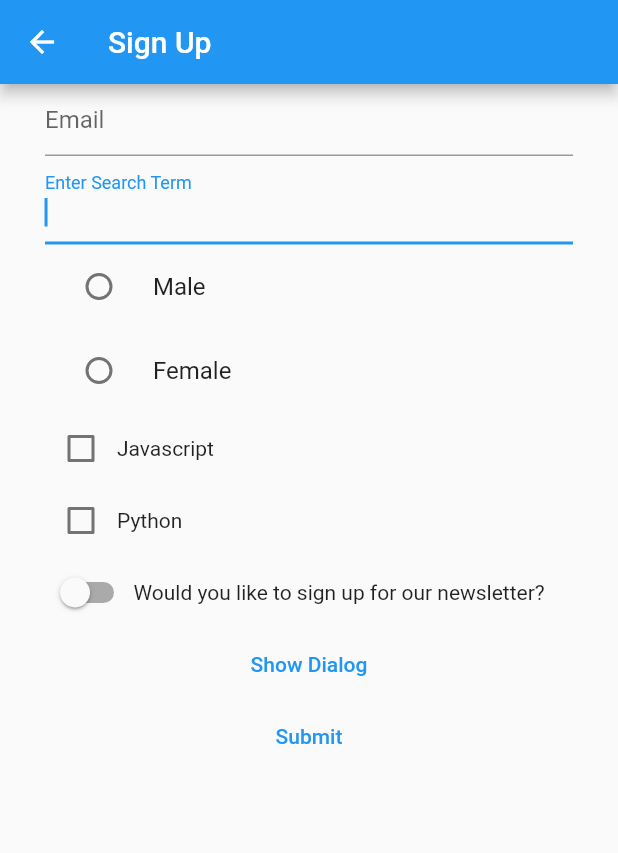
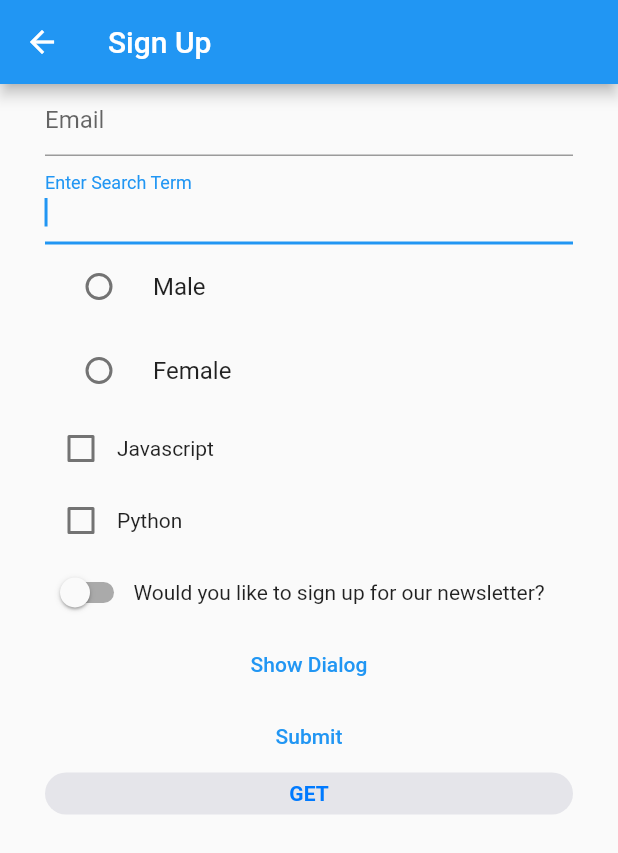
Before and after one commit to YoofiBP/flutter-playground, a Flutter app: the SignUpScreen screen opened by its route, on a phone screen of 412 x 824 dp. Shown: the top 853 px of the screen. Run offline on Flutter 3.47's test engine with Material 2 defaults, Android fonts, the phone set to English and light mode, and no system bars; our stand-ins replace cached_network_image, flutter_redux, flutter_secure_storage, redux; missing offline and left inert: flutter_appauth, redux_logging; accounts and stored records are empty; generated files the repository leaves out were written again.

Commit message:
Added download button

```diff
--- /dev/null
+++ b/lib/views/components/download_button.dart
@@ -0,0 +1,126 @@
+import 'package:flutter/cupertino.dart';
+import 'package:flutter/material.dart';
+
+enum DownloadStatus { notDownloaded, fetchingDownload, downloading, downloaded }
+
+class DownloadButton extends StatefulWidget {
+  const DownloadButton(
+      {Key? key,
+      required this.onDownload,
+      required this.onCancel,
+      required this.onOpen,
+      required this.downloadStatus,
+      this.progress = 0.0,
+      this.transitionDuration = const Duration(milliseconds: 500)})
+      : super(key: key);
+
+  final DownloadStatus downloadStatus;
+  final Duration transitionDuration;
+  final double progress;
+  final VoidCallback onDownload;
+  final VoidCallback onCancel;
+  final VoidCallback onOpen;
+
+  @override
+  _DownloadButtonState createState() => _DownloadButtonState();
+}
+
+class _DownloadButtonState extends State<DownloadButton> {
+  void onPressed() {
+    switch (widget.downloadStatus) {
+      case DownloadStatus.downloaded:
+        widget.onOpen();
+        break;
+      case DownloadStatus.downloading:
+        widget.onCancel();
+        break;
+      case DownloadStatus.fetchingDownload:
+        break;
+      case DownloadStatus.notDownloaded:
+        widget.onDownload();
+        break;
+    }
+  }
+
+  bool get _isDownloading =>
+      widget.downloadStatus == DownloadStatus.downloading;
+
+  bool get _isFetching =>
+      widget.downloadStatus == DownloadStatus.fetchingDownload;
+
+  bool get _isDownloaded => widget.downloadStatus == DownloadStatus.downloaded;
+
+  Widget _buildButtonShape({required Widget child}) => AnimatedContainer(
+        duration: widget.transitionDuration,
+        curve: Curves.ease,
+        width: double.infinity,
+        decoration: _isDownloading || _isFetching
+            ? ShapeDecoration(
+                shape: const CircleBorder(),
+                color: Colors.white.withOpacity(0.0))
+            : ShapeDecoration(
+                shape: StadiumBorder(),
+                color: CupertinoColors.lightBackgroundGray),
+        child: child,
+      );
+
+  Widget _buildText() {
+    final text = _isDownloaded ? 'OPEN' : 'GET';
+    final opacity = _isDownloading || _isFetching ? 0.0 : 1.0;
+
+    return Padding(
+      padding: const EdgeInsets.symmetric(vertical: 6),
+      child: AnimatedOpacity(
+        duration: widget.transitionDuration,
+        opacity: opacity,
+        curve: Curves.ease,
+        child: Text(
+          text,
+          textAlign: TextAlign.center,
+          style: Theme.of(context).textTheme.button?.copyWith(
+              fontWeight: FontWeight.bold, color: CupertinoColors.activeBlue),
+        ),
+      ),
+    );
+  }
+
+  Widget _buildProgressIndicator() => AspectRatio(
+        aspectRatio: 1.0,
+        child: TweenAnimationBuilder<double>(
+          tween: Tween(begin: 0, end: widget.progress),
+          duration: const Duration(milliseconds: 500),
+          builder: (context, progress, child) => CircularProgressIndicator(
+            backgroundColor: _isDownloading
+                ? CupertinoColors.lightBackgroundGray
+                : Colors.white.withOpacity(0),
+            valueColor: AlwaysStoppedAnimation(_isFetching
+                ? CupertinoColors.lightBackgroundGray
+                : CupertinoColors.activeBlue),
+            strokeWidth: 2.0,
+            value: _isFetching ? null : progress,
+          ),
+        ),
+      );
+
+  Widget _buildDownloadingProgress() => Positioned.fill(
+          child: AnimatedOpacity(
+        opacity: _isDownloading || _isFetching ? 1.0 : 0.0,
+        duration: widget.transitionDuration,
+        curve: Curves.ease,
+        child: Stack(children: [
+          _buildProgressIndicator(),
+          Icon(Icons.stop, size: 14, color: CupertinoColors.activeBlue)
+        ]),
+      ));
+
+  @override
+  Widget build(BuildContext context) {
+    return GestureDetector(
+      onTap: onPressed,
+      child: Stack(children: [
+        _buildButtonShape(child: _buildText()),
+        _buildDownloadingProgress()
+      ]),
+    );
+  }
+}
--- a/lib/views/screens/signup_screen.dart
+++ b/lib/views/screens/signup_screen.dart
@@ -1,4 +1,5 @@
 import 'package:flutter/material.dart';
+import 'package:new_todo_list/views/components/download_button.dart';
 
 class SignUpScreen extends StatefulWidget {
   const SignUpScreen({Key? key}) : super(key: key);
@@ -170,7 +171,14 @@ class _SignUpScreenState extends State<SignUpScreen> {
                           SnackBar(content: Text('Processing Data')));
                     }
                   },
-                  child: Text('Submit'))
+                  child: Text('Submit')),
+              DownloadButton(
+                progress: 10,
+                downloadStatus: DownloadStatus.notDownloaded,
+                onCancel: () {},
+                onDownload: () {},
+                onOpen: () {},
+              )
             ],
           ),
         ),
```
